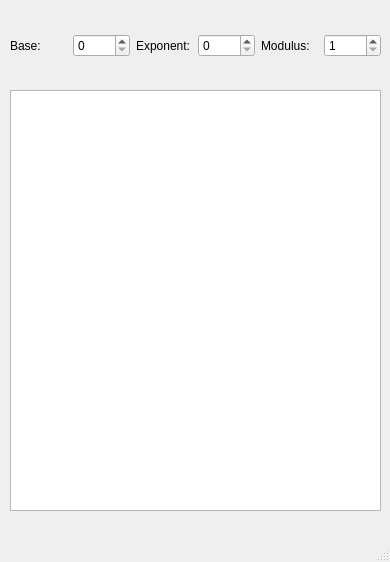
This is sources/mainwindow.ui in TheMoerp/SQM-GUI as Qt 5 draws it before an edit. The edited form follows.
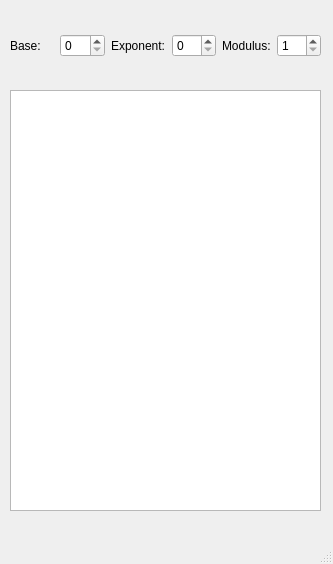
This is the edited form.

```diff
--- a/sources/mainwindow.ui
+++ b/sources/mainwindow.ui
@@ -6,8 +6,8 @@
    <rect>
     <x>0</x>
     <y>0</y>
-    <width>390</width>
-    <height>562</height>
+    <width>333</width>
+    <height>564</height>
    </rect>
   </property>
   <property name="windowTitle">
@@ -19,7 +19,7 @@
      <rect>
       <x>10</x>
       <y>10</y>
-      <width>371</width>
+      <width>311</width>
       <height>71</height>
      </rect>
     </property>
@@ -65,7 +65,7 @@
      <rect>
       <x>10</x>
       <y>90</y>
-      <width>371</width>
+      <width>311</width>
       <height>421</height>
      </rect>
     </property>
```
Left out of the diff: 2 changed lines with no effect on the pictures.
